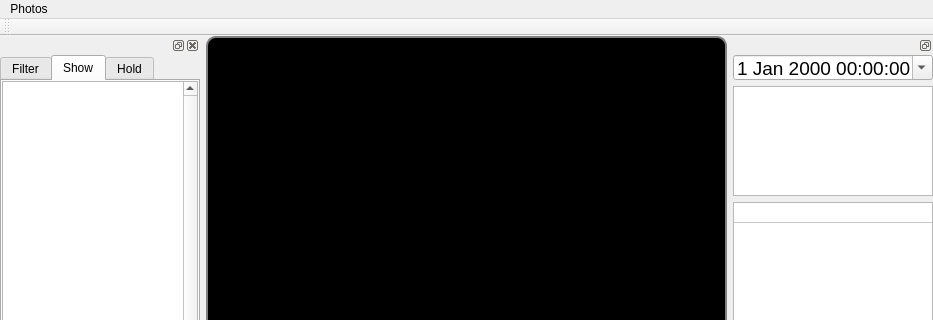
Old version of the form mainwindow.ui in the repository kghose/Chhobi; both pictures show x 0 to 933 and y 0 to 320 of the 933 by 758 pixel window.
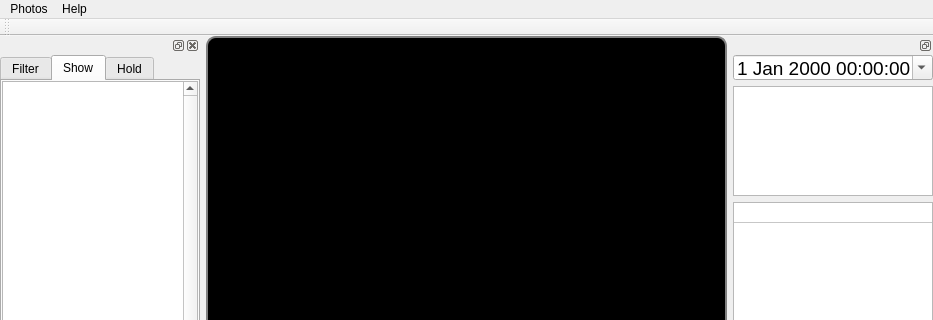
New version of the form. Icons and pictures are not drawn.

Commit message:
Cosmetic: About box
1. Added icon for application
2. Added about and aboutqt boxes

Diff of the .ui file:
```diff
--- a/mainwindow.ui
+++ b/mainwindow.ui
@@ -152,7 +152,15 @@
     <addaction name="actionCrawl"/>
     <addaction name="actionReload"/>
    </widget>
+   <widget class="QMenu" name="menuHelp">
+    <property name="title">
+     <string>Help</string>
+    </property>
+    <addaction name="actionAbout"/>
+    <addaction name="actionAboutQT"/>
+   </widget>
    <addaction name="menuFile"/>
+   <addaction name="menuHelp"/>
   </widget>
   <widget class="QToolBar" name="mainToolBar">
    <attribute name="toolBarArea">
```
Left out of the diff: 10 changed lines with no effect on the pictures. The commit also changes 2 other files.
